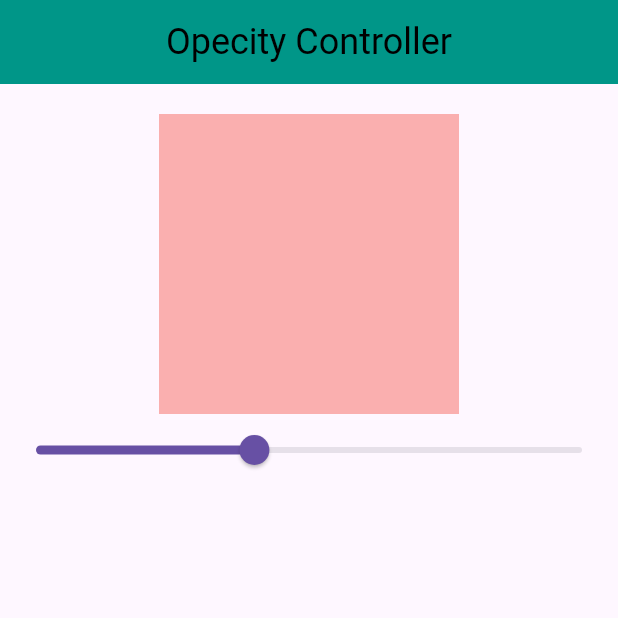
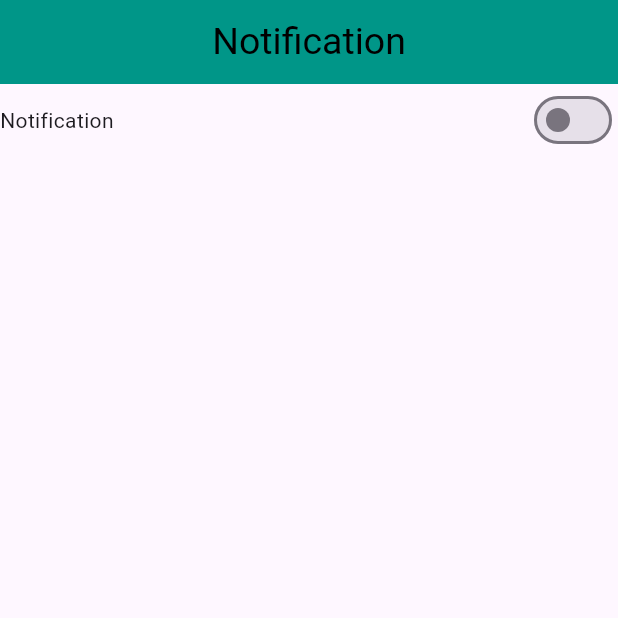
Before and after one commit to Munim57/get_x_practice, a Flutter app: the screen it shows after launch, on a phone screen of 412 x 824 dp, the top half of it. Run offline on Flutter 3.47's test engine with Material 3 defaults, Android fonts, the phone set to English and light mode, and no system bars; our stand-ins replace get.

Commit message:
third example of getx

```diff
--- a/lib/main.dart
+++ b/lib/main.dart
@@ -1,6 +1,7 @@
 import 'package:flutter/material.dart';
 import 'package:get/get_navigation/get_navigation.dart';
-import 'package:get_x_practice/example_two/home_two.dart';
+
+import 'package:get_x_practice/notification_switch_example/notifcation_screen.dart';
 
 void main() {
   runApp(MyApp());
@@ -16,6 +17,9 @@ class MyApp extends StatefulWidget {
 class _MyAppState extends State<MyApp> {
   @override
   Widget build(BuildContext context) {
-    return GetMaterialApp(debugShowCheckedModeBanner: false, home: HomeTwo());
+    return GetMaterialApp(
+      debugShowCheckedModeBanner: false,
+      home: NotifcationScreen(),
+    );
   }
 }
--- /dev/null
+++ b/lib/notification_switch_example/notifcation_screen.dart
@@ -0,0 +1,52 @@
+import 'package:flutter/material.dart';
+import 'package:get/get.dart';
+import 'package:get_x_practice/notification_switch_example/notification_controller.dart';
+
+class NotifcationScreen extends StatefulWidget {
+  const NotifcationScreen({super.key});
+
+  @override
+  State<NotifcationScreen> createState() => _NotifcationScreenState();
+}
+
+class _NotifcationScreenState extends State<NotifcationScreen> {
+  final NotificationController notificationController = Get.put(
+    NotificationController(),
+  );
+  //bool notification = false;
+
+  @override
+  Widget build(BuildContext context) {
+    return SafeArea(
+      child: Scaffold(
+        appBar: AppBar(
+          backgroundColor: Colors.teal,
+          title: Center(
+            child: Text(
+              'Notification',
+              style: TextStyle(color: Colors.black, fontSize: 25),
+            ),
+          ),
+        ),
+        body: Column(
+          children: [
+            Row(
+              mainAxisAlignment: MainAxisAlignment.spaceBetween,
+              children: [
+                Text('Notification'),
+                Obx(
+                  () => Switch(
+                    value: notificationController.notifiaction.value,
+                    onChanged: (value) {
+                      notificationController.setNotification(value);
+                    },
+                  ),
+                ),
+              ],
+            ),
+          ],
+        ),
+      ),
+    );
+  }
+}
--- /dev/null
+++ b/lib/notification_switch_example/notification_controller.dart
@@ -0,0 +1,8 @@
+import 'package:get/get.dart';
+
+class NotificationController extends GetxController {
+  RxBool notifiaction = false.obs;
+  setNotification(bool value) {
+    notifiaction.value = value;
+  }
+}
```
